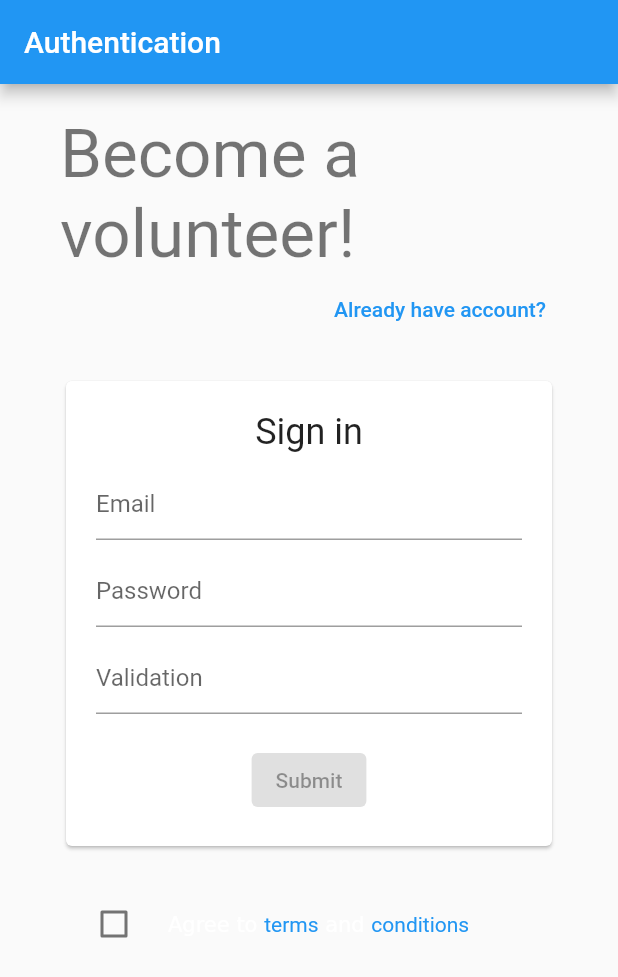
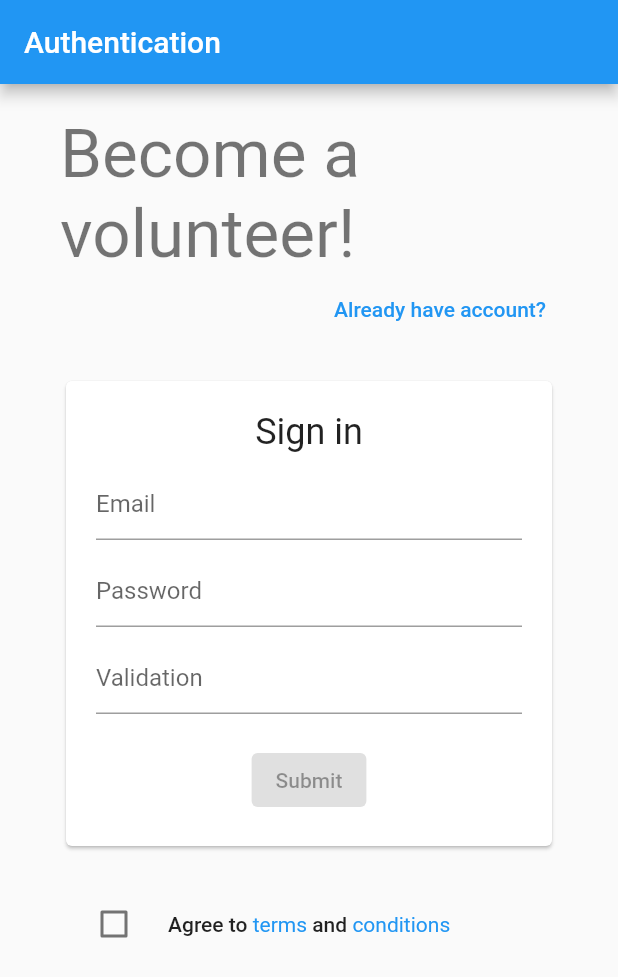
Before and after one commit to pseusys/HogWeedGo, a Flutter app: the AuthPage screen opened by its route, on a phone screen of 412 x 824 dp. Shown: the top 977 px of the screen. Run offline on Flutter 3.47's test engine with Material 2 defaults, Android fonts, the phone set to English and light mode, and no system bars; our stand-ins replace cached_network_image, flutter_cache_manager, flutter_map, gallery_saver, latlong2, location; missing offline and left inert: dart:html, flutter_focus_watcher; network calls fail.

Commit message:
terms and conditions recoloring

```diff
--- a/client/lib/pages/auth.dart
+++ b/client/lib/pages/auth.dart
@@ -129,14 +129,20 @@ class _AuthPageState extends State<AuthPage> {
                   title: RichText(
                     text: TextSpan(
                       children: [
-                        const TextSpan(text: 'Agree to '),
+                        TextSpan(
+                          text: 'Agree to ',
+                          style: Theme.of(context).textTheme.bodyText1,
+                        ),
                         TextSpan(
                           text: 'terms',
                           style: const TextStyle(color: Colors.blue),
                           recognizer: TapGestureRecognizer()
                             ..onTap = () => launch('https://docs.flutter.io/flutter/services/UrlLauncher-class.html'),
                         ),
-                        const TextSpan(text: ' and '),
+                        TextSpan(
+                          text: ' and ',
+                          style: Theme.of(context).textTheme.bodyText1,
+                        ),
                         TextSpan(
                           text: 'conditions',
                           style: const TextStyle(color: Colors.blue),
```
